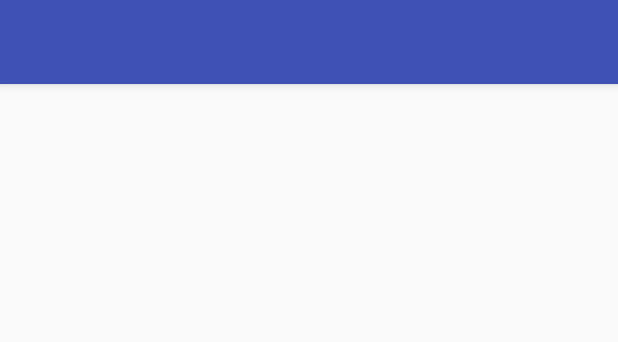
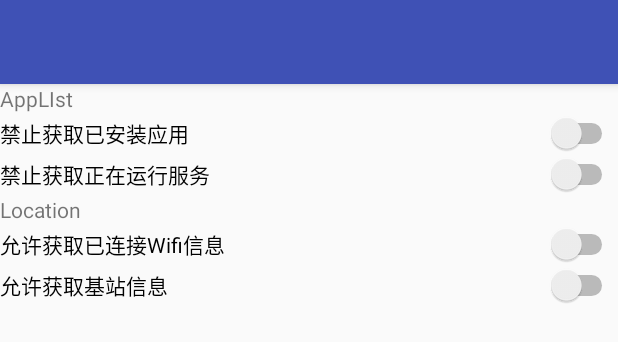
Before and after one commit to Jasper-1024/MyPrivacy, an Android app: the layout activity_app_setting.xml on its own in the app's theme, with its tools: preview values and no code run, on a phone screen of 412 x 824 dp. Shown: the top 342 px of the screen. Run offline under Robolectric (Android 15) with nearby library versions, the phone set to English and light mode, and no system bars.

Commit message:
appseeting布局基本成型,剩下只有时间问题

```diff
--- a/app/src/main/java/com/jasperhale/myprivacy/Activity/MainActivity.java
+++ b/app/src/main/java/com/jasperhale/myprivacy/Activity/MainActivity.java
@@ -55,8 +55,8 @@ public class MainActivity extends AppCompatActivity implements MainActicityinter
 
     @Override
     public void onResume() {
-        //界面重新刷新
-        presenter.RefreshView();
+        //界面重新刷新 需要?
+        //presenter.RefreshView();
         super.onResume();
     }
 
--- a/app/src/main/java/com/jasperhale/myprivacy/Activity/View/SettingActivity.java
+++ b/app/src/main/java/com/jasperhale/myprivacy/Activity/View/SettingActivity.java
@@ -26,10 +26,6 @@ public class SettingActivity extends AppCompatActivity {
             actionBar.setDisplayHomeAsUpEnabled(true);
         }
 
-        settingFragment = new SettingFragment();
-        getFragmentManager().beginTransaction()
-                .replace(R.id.setting_FrameLayout,settingFragment)
-                .commit();
     }
 
     //返回按钮
--- a/app/src/main/res/layout/activity_app_setting.xml
+++ b/app/src/main/res/layout/activity_app_setting.xml
@@ -21,14 +21,43 @@
             app:popupTheme="@style/AppTheme.PopupOverlay" />
     </android.support.design.widget.AppBarLayout>
 
-
-    <FrameLayout
-        android:id="@+id/appsetting_FrameLayout"
+    <LinearLayout
+        android:id="@+id/appsetting_applist"
         android:layout_width="match_parent"
         android:layout_height="wrap_content"
+        android:orientation="vertical"
         app:layout_constraintTop_toBottomOf="@+id/appsetting">
-    </FrameLayout>
-
+        <TextView
+            android:layout_width="match_parent"
+            android:text="@string/AppSetting_AppLIst"
+            android:layout_height="wrap_content" />
+        <Switch
+            android:layout_width="match_parent"
+            android:layout_height="match_parent"
+            android:text="禁止获取已安装应用"/>
+        <Switch
+            android:layout_width="match_parent"
+            android:layout_height="match_parent"
+            android:text="禁止获取正在运行服务"/>
+    </LinearLayout>
+    <LinearLayout
+        android:layout_width="match_parent"
+        android:layout_height="wrap_content"
+        android:orientation="vertical"
+        app:layout_constraintTop_toBottomOf="@+id/appsetting_applist">
+        <TextView
+            android:layout_width="match_parent"
+            android:text="@string/AppSetting_Location"
+            android:layout_height="wrap_content" />
+        <Switch
+            android:layout_width="match_parent"
+            android:layout_height="match_parent"
+            android:text="允许获取已连接Wifi信息"/>
+        <Switch
+            android:layout_width="match_parent"
+            android:layout_height="match_parent"
+            android:text="允许获取基站信息"/>
+    </LinearLayout>
 
 
 </android.support.constraint.ConstraintLayout>
--- a/app/src/main/res/layout/item_applist.xml
+++ b/app/src/main/res/layout/item_applist.xml
@@ -6,6 +6,7 @@
         <variable
             name="item"
             type="com.jasperhale.myprivacy.Activity.item.ApplistItem" />
+
 
     </data>
 
@@ -17,16 +18,20 @@
         android:paddingTop="10dp">
 
         <ImageView
+            android:id="@+id/ApplistIcon"
             android:layout_width="@android:dimen/app_icon_size"
             android:layout_height="@android:dimen/app_icon_size"
             android:layout_gravity="center_vertical"
             android:layout_marginLeft="8dp"
+            android:onClick="@{item.onClickListener::onClick}"
             app:loadAppIcon="@{item.appIcon}" />
 
         <TextView
+            android:id="@+id/ApplistPackageName"
             android:layout_width="wrap_content"
             android:layout_height="match_parent"
             android:gravity="center_vertical"
+            android:onClick="@{item.onClickListener::onClick}"
             android:padding="5dp"
             android:text="@{item.appId}" />
     </LinearLayout>
```
Also changed, not shown: app/src/main/java/com/jasperhale/myprivacy/Activity/View/AppSettingActivity.java (+10 -8 lines), app/src/main/java/com/jasperhale/myprivacy/Activity/View/AppSettingFragment.java (deleted, +0 -21 lines), app/src/main/java/com/jasperhale/myprivacy/Activity/ViewModel/ViewModelApp.java (added, +8 -0 lines), app/src/main/java/com/jasperhale/myprivacy/Activity/ViewModel/mViewModeApp.java (added, +8 -0 lines), app/src/main/java/com/jasperhale/myprivacy/Activity/item/ApplistItem.java (+30 -0 lines), app/src/main/java/com/jasperhale/myprivacy/Activity/item/BaseItem.java (+9 -0 lines), app/src/main/java/com/jasperhale/myprivacy/Activity/presenter/PresenterApp.java (added, +8 -0 lines), app/src/main/java/com/jasperhale/myprivacy/Activity/presenter/mPresenterApp.java (added, +8 -0 lines), app/src/main/res/layout/activity_setting.xml (+6 -9 lines).
